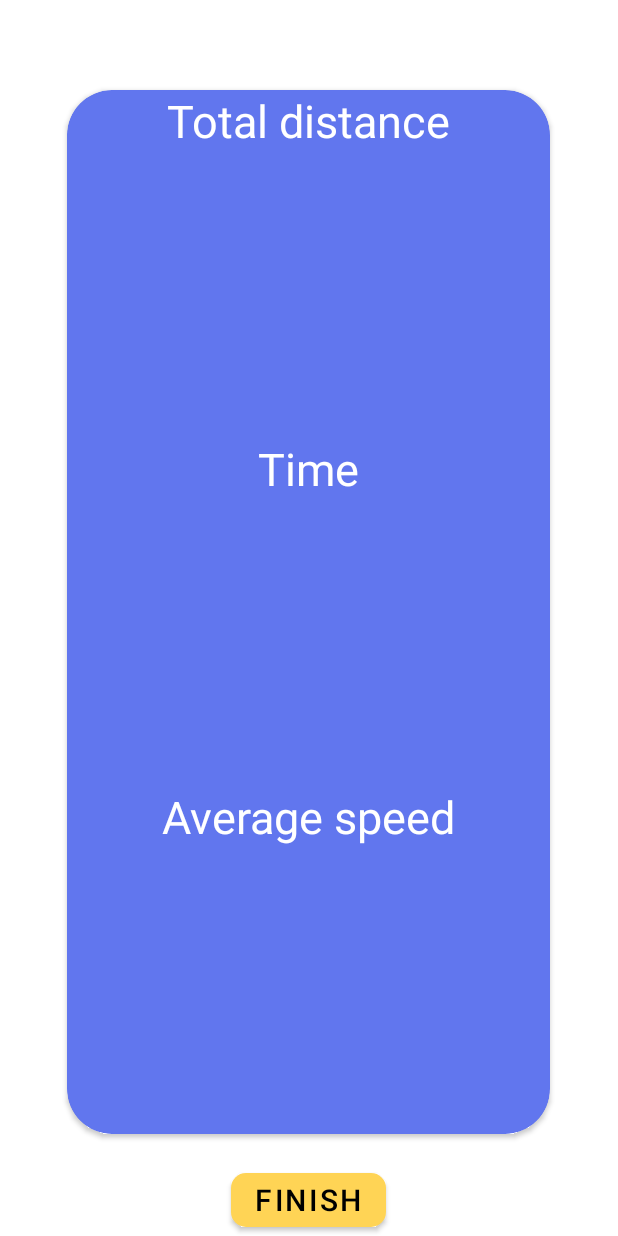
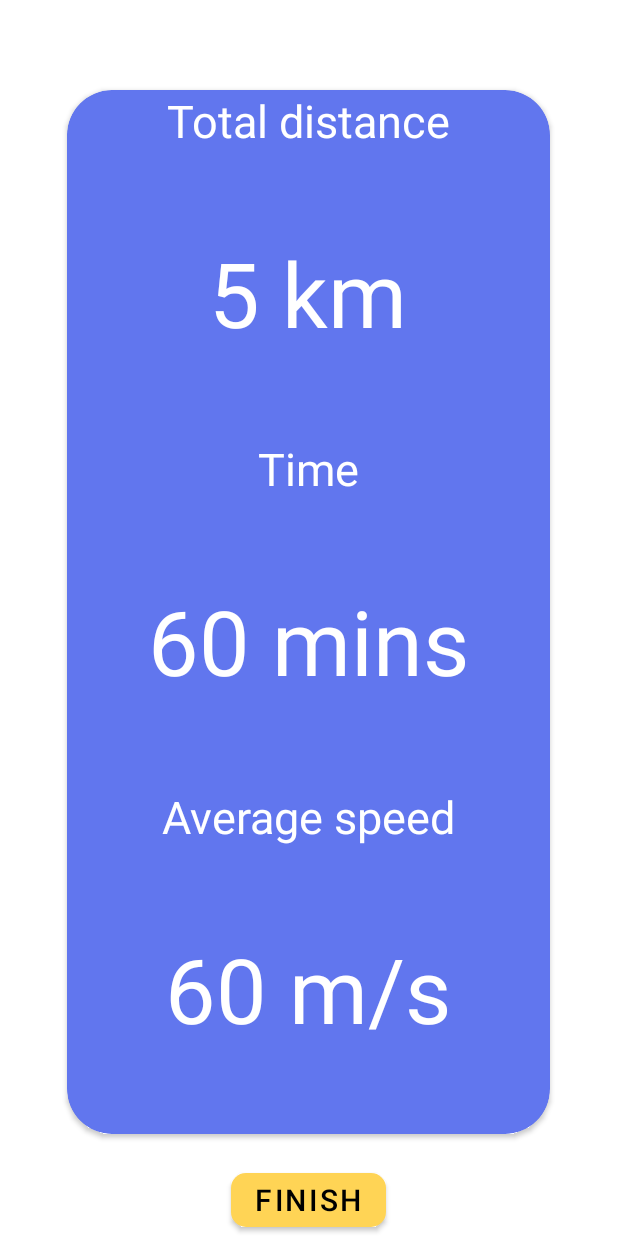
Before and after one commit to nhanlun/TechDash, an Android app: the layout run_result.xml on its own in the app's theme, with its tools: preview values and no code run, on a phone screen of 412 x 824 dp. Run offline under Robolectric (Android 15) with nearby library versions, the phone set to English and light mode, and no system bars.

Commit message:
Finish screen ver 2

```diff
--- a/app/src/main/res/layout/run_result.xml
+++ b/app/src/main/res/layout/run_result.xml
@@ -25,6 +25,13 @@
             android:layout_width="match_parent"
             android:layout_height="match_parent"
             android:orientation="vertical">
+        <LinearLayout
+            android:layout_width="match_parent"
+            android:layout_height="wrap_content"
+            android:orientation="vertical"
+            android:layout_weight="1"
+            android:weightSum="5">
+
             <TextView
                 android:layout_width="match_parent"
                 android:layout_height="wrap_content"
@@ -33,6 +40,25 @@
                 android:textSize="30sp"
                 android:layout_weight="1"
                 android:textAlignment="center"/>
+            <TextView
+                android:layout_width="match_parent"
+                android:layout_height="wrap_content"
+                android:text="5 km"
+                android:textColor="@color/white"
+                android:textSize="60sp"
+                android:textAlignment="center"
+                android:layout_weight="4"
+                android:layout_gravity="center"
+                android:layout_marginTop="40dp"
+                android:gravity="center_horizontal"/>
+        </LinearLayout>
+
+        <LinearLayout
+            android:layout_width="match_parent"
+            android:layout_height="wrap_content"
+            android:orientation="vertical"
+            android:layout_weight="1"
+            android:weightSum="5">
 
             <TextView
                 android:layout_width="match_parent"
@@ -46,11 +72,44 @@
             <TextView
                 android:layout_width="match_parent"
                 android:layout_height="wrap_content"
+                android:text="60 mins"
+                android:textColor="@color/white"
+                android:textSize="60sp"
+                android:textAlignment="center"
+                android:layout_weight="4"
+                android:layout_gravity="center"
+                android:layout_marginTop="40dp"
+                android:layout_marginBottom="0dp"
+                android:gravity="center_horizontal"/>
+        </LinearLayout>
+
+        <LinearLayout
+            android:layout_width="match_parent"
+            android:layout_height="wrap_content"
+            android:orientation="vertical"
+            android:layout_weight="1"
+            android:weightSum="5">
+
+            <TextView
+                android:layout_width="match_parent"
+                android:layout_height="wrap_content"
                 android:text="@string/average_speed"
                 android:textSize="30sp"
                 android:textColor="@color/white"
                 android:textAlignment="center"
                 android:layout_weight="1"/>
+            <TextView
+                android:layout_width="match_parent"
+                android:layout_height="wrap_content"
+                android:text="60 m/s"
+                android:textColor="@color/white"
+                android:textSize="60sp"
+                android:textAlignment="center"
+                android:layout_weight="4"
+                android:layout_gravity="center"
+                android:layout_marginTop="40dp"
+                android:gravity="center_horizontal"/>
+        </LinearLayout>
 
         </LinearLayout>
 
```
Lines whose indentation alone changed are shown as unchanged.
